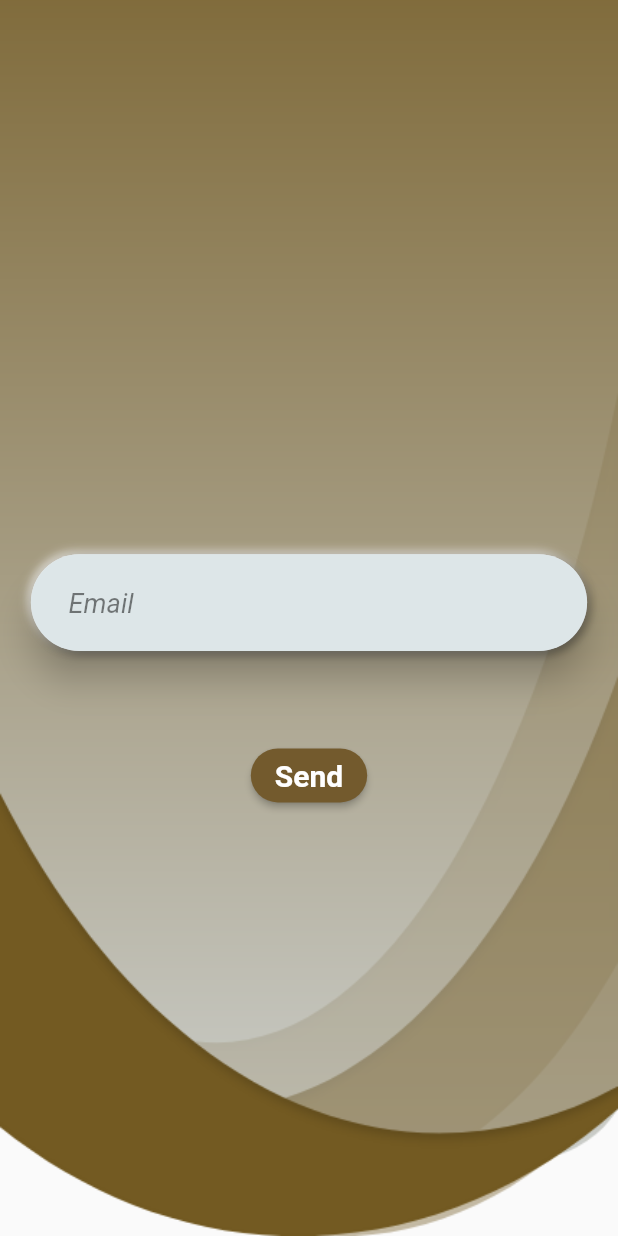
After one commit to AsadHayat89/Car-selling-app, a Flutter app: the screen it shows after launch, after a tap on "Forgot password ?", on a phone screen of 412 x 824 dp. The commit adds this screen. Run offline on Flutter 3.47's test engine with Material 2 defaults, Android fonts, the light colour scheme and no system bars; drawn by our look-alikes of flutter_neumorphic; our stand-ins replace carousel_slider, cloud_firestore, connectivity_plus, convex_bottom_bar, curved_navigation_bar, email_validator and 17 more; missing offline and left inert: firebase_app_check, flutter_pdfview, flutter_session_manager, flutter_stripe; accounts and stored records are empty; network calls fail.

Commit message:
NEw changees

```diff
--- /dev/null
+++ b/lib/forget_password.dart
@@ -0,0 +1,284 @@
+import 'package:email_validator/email_validator.dart';
+import 'package:firebase_auth/firebase_auth.dart';
+import 'package:flutter/gestures.dart';
+import 'package:flutter/services.dart';
+import 'package:get/get.dart';
+import 'package:google_sign_in/google_sign_in.dart';
+import 'package:mjcars/UserNav.dart';
+import 'package:mjcars/admin.dart';
+import 'package:mjcars/firebase/authservices.dart';
+import 'package:mjcars/firebase/userNav.dart';
+import 'package:mjcars/mycolors.dart';
+import 'package:mjcars/signup.dart';
+import 'package:shared_preferences/shared_preferences.dart';
+import 'package:sizer/sizer.dart';
+import 'package:flutter_neumorphic/flutter_neumorphic.dart';
+import 'Admin_Nav.dart';
+import 'home.dart';
+import 'login.dart';
+class ForgetPassword extends StatefulWidget {
+  const ForgetPassword({Key? key}) : super(key: key);
+
+  @override
+  State<ForgetPassword> createState() => _ForgetPasswordState();
+}
+
+class _ForgetPasswordState extends State<ForgetPassword> {
+  final GlobalKey<ScaffoldState> _scaffoldKey = new GlobalKey<ScaffoldState>();
+  String errorTex = "";
+  final FirebaseAuth _firebaseAuth = FirebaseAuth.instance;
+  bool passenable = false;
+  bool showcricle = false;
+  final emailController = TextEditingController();
+  String Passerror = "";
+  int emailerror = 0;
+  final passwordController = TextEditingController();
+
+  Widget login(IconData icon) {
+    return Card(
+      shape: RoundedRectangleBorder(
+        borderRadius: BorderRadius.circular(13),
+        side: BorderSide(
+          color: Colors.grey.withOpacity(1),
+          width: 1,
+        ),
+      ),
+      elevation: 20,
+      child: Neumorphic(
+        child: Container(
+          //padding: EdgeInsets.all(2),
+          height: 50,
+          width: 115,
+          decoration: BoxDecoration(
+            border: Border.all(color: Colors.white.withOpacity(0.4), width: 1),
+            borderRadius: BorderRadius.circular(20),
+          ),
+          child: Row(
+            mainAxisAlignment: MainAxisAlignment.center,
+            children: [
+              Icon(icon, size: 24),
+              TextButton(
+                  onPressed: () {
+                   // Get.to(signup());
+                  },
+                  child:
+                  Text('Sign UP', style: TextStyle(color: Colors.black))),
+            ],
+          ),
+        ),
+      ),
+    );
+  }
+
+  Widget userInput(TextEditingController userInput, String hintTitle,
+      TextInputType keyboardType) =>
+      Card(
+        elevation: 10,
+        shape: RoundedRectangleBorder(borderRadius: BorderRadius.circular(100)),
+        child: Neumorphic(
+          style: NeumorphicStyle(
+              boxShape:
+              NeumorphicBoxShape.roundRect(BorderRadius.circular(50))),
+          child: Container(
+            height: 6.h,
+            width: 90.w,
+            margin: EdgeInsets.only(bottom: 15),
+            decoration: BoxDecoration(
+              borderRadius: BorderRadius.circular(10),
+              color: Colors.transparent,
+            ),
+            child: Padding(
+              padding: const EdgeInsets.only(left: 25.0, top: 22, right: 25),
+              child: TextField(
+                onChanged: (value) {
+                  print("asd");
+                  setState(() {
+                    this.errorTex = "";
+                  });
+                },
+                controller: userInput,
+                autocorrect: false,
+                enableSuggestions: false,
+                autofocus: false,
+                decoration: InputDecoration.collapsed(
+                  hintText: hintTitle,
+                  hintStyle: TextStyle(
+                      fontSize: 18,
+                      color: Colors.black.withOpacity(0.5),
+                      fontStyle: FontStyle.italic),
+                ),
+                keyboardType: keyboardType,
+              ),
+            ),
+          ),
+        ),
+      );
+
+  Widget PassordInput(TextEditingController userInput, String hintTitle,
+      TextInputType keyboardType) =>
+      Card(
+        elevation: 10,
+        shape: RoundedRectangleBorder(borderRadius: BorderRadius.circular(100)),
+        child: Neumorphic(
+          style: NeumorphicStyle(
+              boxShape:
+              NeumorphicBoxShape.roundRect(BorderRadius.circular(50))),
+          child: Container(
+            height: 6.h,
+            width: 90.w,
+            margin: EdgeInsets.only(bottom: 15),
+            decoration: BoxDecoration(
+              borderRadius: BorderRadius.circular(10),
+              color: Colors.transparent,
+            ),
+            child: Padding(
+              padding: const EdgeInsets.only(left: 25.0, top: 22, right: 25),
+              child: TextField(
+                onChanged: (value) {
+                  print("asd");
+                  setState(() {
+                    this.errorTex = "";
+                  });
+                },
+                obscureText: passenable,
+                controller: userInput,
+                autocorrect: false,
+                enableSuggestions: false,
+                autofocus: false,
+                decoration: InputDecoration(
+                  hintText: hintTitle,
+                  suffix: IconButton(
+                      onPressed: () {
+                        //add Icon button at end of TextField
+                        setState(() {
+                          //refresh UI
+                          if (passenable) {
+                            //if passenable == true, make it false
+                            print("data1");
+                            passenable = false;
+                          } else {
+                            print("data2");
+                            passenable =
+                            true; //if passenable == false, make it true
+                          }
+                        });
+                      },
+                      icon: Icon(passenable == true
+                          ? Icons.remove_red_eye
+                          : Icons.password)),
+                  hintStyle: TextStyle(
+                      fontSize: 18,
+                      color: Colors.black.withOpacity(0.5),
+                      fontStyle: FontStyle.italic),
+                ),
+                keyboardType: keyboardType,
+              ),
+            ),
+          ),
+        ),
+      );
+
+  @override
+  Widget build(BuildContext context) {
+    return Scaffold(
+      body: SafeArea(
+        child: Container(
+          height: 100.h,
+          decoration: BoxDecoration(
+            image: DecorationImage(
+              //alignment: Alignment.topCenter,
+              fit: BoxFit.fill,
+              image: AssetImage(
+                'assets/background.png',
+              ),
+            ),
+          ),
+          child: showcricle
+              ? Center(child: CircularProgressIndicator())
+              : Center(
+            child: SingleChildScrollView(
+              reverse: true,
+              child: Column(
+                mainAxisAlignment: MainAxisAlignment.end,
+                crossAxisAlignment: CrossAxisAlignment.start,
+                children: [
+                  SizedBox(height: 10.h),
+                  Center(
+                    child: userInput(emailController, 'Email',
+                        TextInputType.emailAddress),
+                  ),
+                  if (this.errorTex != "")
+                    Padding(
+                      padding: EdgeInsets.only(left: 40),
+                      child: Text(
+                        this.errorTex.toString(),
+                        style: TextStyle(color: Colors.red, fontSize: 14),
+                      ),
+                    ),
+                  SizedBox(
+                    height: 10,
+                  ),
+
+                  // Text(
+                  //   "data1",
+                  //   textAlign: TextAlign.start,
+                  // ),
+                  SizedBox(
+                    height: 10,
+                  ),
+
+                  // Center(
+                  //   child: Text(
+                  //     this.errorTex,
+                  //     style: TextStyle(
+                  //         color: Colors.red,
+                  //         fontSize: 18,
+                  //         fontWeight: FontWeight.bold),
+                  //   ),
+                  // ),
+                  SizedBox(height: 30),
+                  Center(
+                    child: Container(
+                      //height: 55,
+
+                      padding: const EdgeInsets.only(
+                          top: 5, left: 70, right: 70),
+                      // ignore: deprecated_member_use
+                      child: ElevatedButton(
+                        style: ButtonStyle(
+                          backgroundColor:
+                          MaterialStateProperty.all(myColor),
+                          shape: MaterialStateProperty.all<
+                              RoundedRectangleBorder>(
+                            RoundedRectangleBorder(
+                              borderRadius: BorderRadius.circular(25),
+                            ),
+                          ),
+                        ),
+                        onPressed: () async {
+                          print("Controller emaik: "+emailController.text);
+                          await _firebaseAuth.sendPasswordResetEmail(email: emailController.text);
+                          Navigator.of(context).push(MaterialPageRoute(builder: (context) => login_screen()));
+                          //
+                        },
+                        child: Text(
+                          'Send',
+                          style: TextStyle(
+                            fontSize: 20,
+                            fontWeight: FontWeight.w700,
+                            color: Colors.white,
+                          ),
+                        ),
+                      ),
+                    ),
+                  ),
+
+                ],
+              ),
+            ),
+          ),
+        ),
+      ),
+    );
+  }
+}
--- a/lib/login.dart
+++ b/lib/login.dart
@@ -15,6 +15,7 @@ import 'package:shared_preferences/shared_preferences.dart';
 import 'package:sizer/sizer.dart';
 import 'package:flutter_neumorphic/flutter_neumorphic.dart';
 import 'Admin_Nav.dart';
+import 'forget_password.dart';
 import 'home.dart';
 
 class login_screen extends StatefulWidget {
@@ -292,12 +293,17 @@ class _login_screenState extends State<login_screen> {
                           height: 10,
                         ),
                         Center(
+                          child: GestureDetector(
+                            onTap: (){
+                              Get.to(ForgetPassword());
+                            },
                             child: Text(
                               'Forgot password ?',
                               style: TextStyle(
                                   color: myColor,
                                   fontSize: 15,
                                   fontWeight: FontWeight.bold),
+                            ),
                           ),
                         ),
                         SizedBox(height: 15),
--- a/lib/signup.dart
+++ b/lib/signup.dart
@@ -8,6 +8,8 @@ import 'package:mjcars/login.dart';
 import 'package:mjcars/mycolors.dart';
 import 'package:flutter_neumorphic/flutter_neumorphic.dart';
 import 'dart:async';
+
+import 'package:mjcars/verifiyScreen.dart';
 class signup extends StatefulWidget {
   signup({Key? key}) : super(key: key);
 
@@ -337,7 +339,7 @@ class _signupState extends State<signup> {
             // User? user= FirebaseAuth.instance.currentUser;
             // user?.sendEmailVerification();
             // FirebaseAuth.instance.currentUser?.reload();
-            AuthServices().storeNewUser(signedInUser.user, context);
+            Navigator.of(context).push(MaterialPageRoute(builder: (context) => VerifyScreen()));
           }).catchError((e) {
             if (e == 'Password should be at least 6 characters') {
               print("pass is weak");
--- a/lib/userNotification.dart
+++ b/lib/userNotification.dart
@@ -98,7 +98,7 @@ class _UserNotificationsState extends State<UserNotifications> {
             if (snapshot.data!.docs.isEmpty) {
               return Container(
                 alignment: Alignment.center,
-                child: Text('No Crops has been Registered'),
+                child: Text('No Query avaiable'),
               );
             }
             return ListView(
--- a/pubspec.yaml
+++ b/pubspec.yaml
@@ -67,6 +67,7 @@ dependencies:
   rflutter_alert: ^2.0.4
   flutter_pdfview: ^1.2.5
   path_provider: ^2.0.11
+  carousel_slider: ^4.1.1
 
 dev_dependencies:
   flutter_test:
```
Also changed, not shown: lib/Detailpage.dart (+55 -6 lines), lib/MyFavourite.dart (+5 -2 lines), lib/admin.dart (+36 -30 lines), lib/firebase/authservices.dart (+9 -3 lines), lib/home.dart (+83 -9 lines), lib/verifiyScreen.dart (added, +68 -0 lines), pubspec.lock, 3 other files. Lines whose indentation alone changed are shown as unchanged.
